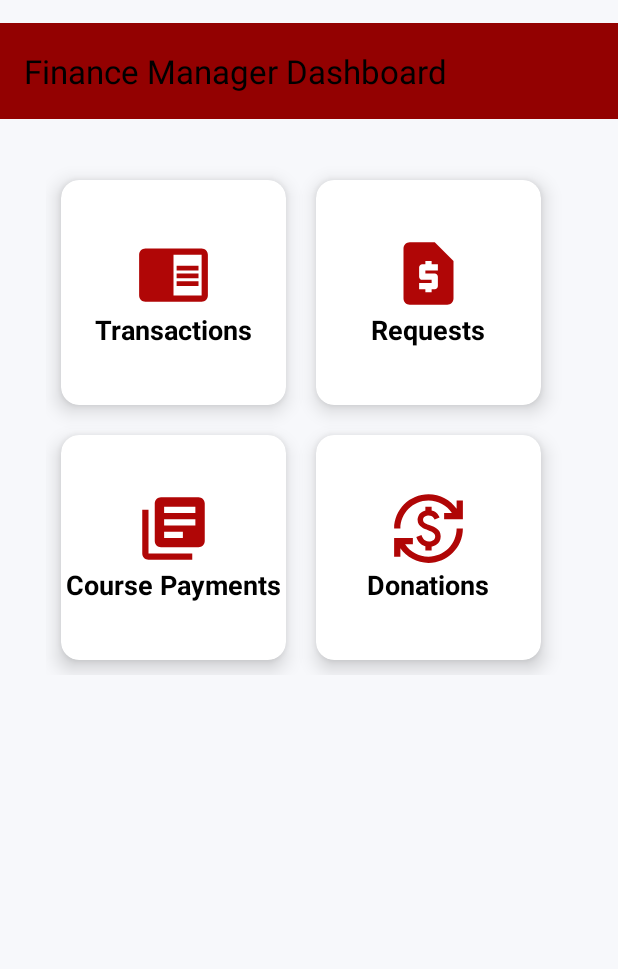
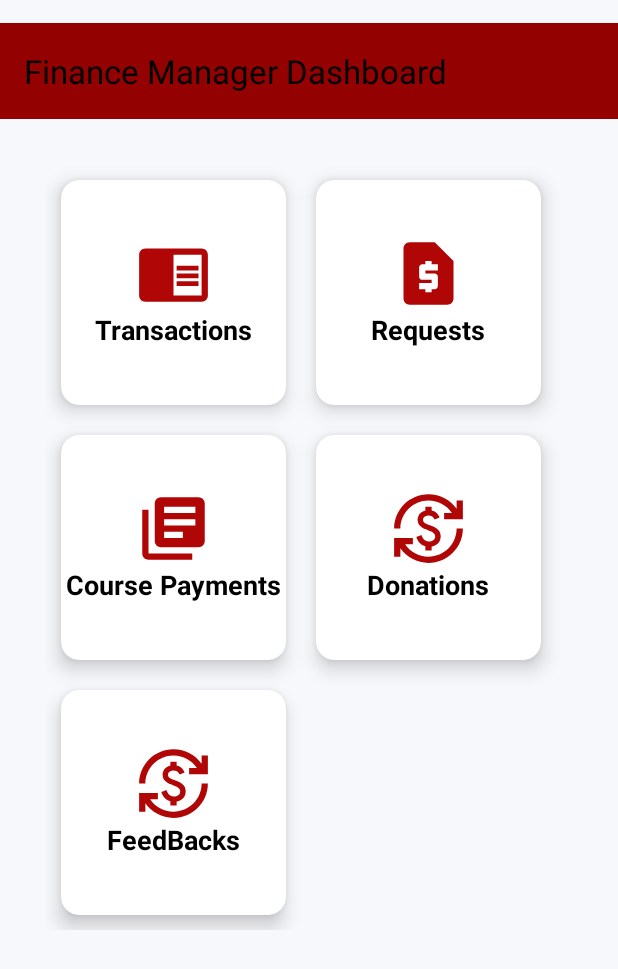
Before and after one commit to kiptoo-4141/KRCS-1, an Android app: the FinanceManager screen opened directly, with no data from a screen before it, on a phone screen of 412 x 824 dp. Shown: the top 969 px of the screen. Run offline under Robolectric (Android 15) with nearby library versions, the phone set to English and light mode, and no system bars; our stand-ins replace Firebase (no records; nobody signed in at launch, a user with empty details on screens opened directly).

Commit message:
commit-1

```diff
--- a/app/src/main/java/com/kenyaredcross/activity/FinanceManager.java
+++ b/app/src/main/java/com/kenyaredcross/activity/FinanceManager.java
@@ -23,7 +23,7 @@ public class FinanceManager extends AppCompatActivity implements NavigationView.
 
     private DrawerLayout drawerLayout;
     private NavigationView navigationView;
-    private CardView requests, reports, coursepayments;
+    private CardView requests, reports, coursepayments, feed_backs;
 
     @Override
     protected void onCreate(Bundle savedInstanceState) {
@@ -58,6 +58,15 @@ public class FinanceManager extends AppCompatActivity implements NavigationView.
             @Override
             public void onClick(View v) {
                 Intent intent = new Intent(FinanceManager.this, CoursePaymentsActivity.class);
+                startActivity(intent);
+            }
+        });
+
+        feed_backs = findViewById(R.id.FMFeedbacks);
+        feed_backs.setOnClickListener(new View.OnClickListener() {
+            @Override
+            public void onClick(View v) {
+                Intent intent = new Intent(FinanceManager.this, ViewFeedbacksActivity.class);
                 startActivity(intent);
             }
         });
--- a/app/src/main/res/layout/activity_finance_manager.xml
+++ b/app/src/main/res/layout/activity_finance_manager.xml
@@ -177,6 +177,36 @@
                         android:textStyle="bold" />
                 </LinearLayout>
             </androidx.cardview.widget.CardView>
+            <androidx.cardview.widget.CardView
+                android:id="@+id/FMFeedbacks"
+                android:backgroundTint="@color/white"
+                android:layout_width="150dp"
+                android:layout_height="150dp"
+                android:layout_margin="10dp"
+                android:background="@color/cardview_dark_background"
+                app:cardCornerRadius="12dp"
+                app:cardElevation="8dp">
+
+                <LinearLayout
+                    android:layout_width="match_parent"
+                    android:layout_height="match_parent"
+                    android:orientation="vertical"
+                    android:gravity="center">
+
+                    <ImageView
+                        android:layout_width="50dp"
+                        android:layout_height="50dp"
+                        android:src="@drawable/baseline_currency_exchange_24" />
+
+                    <TextView
+                        android:layout_width="wrap_content"
+                        android:layout_height="wrap_content"
+                        android:text="FeedBacks"
+                        android:textSize="18sp"
+                        android:textColor="@color/black"
+                        android:textStyle="bold" />
+                </LinearLayout>
+            </androidx.cardview.widget.CardView>
 
 
         </androidx.gridlayout.widget.GridLayout>
```
Also changed, not shown: app/src/main/java/com/kenyaredcross/activity/ViewFeedbacksActivity.java (+80 -9 lines), app/src/main/java/com/kenyaredcross/adapters/FeedbackAdapter.java (added, +61 -0 lines), app/src/main/java/com/kenyaredcross/domain_model/Feedback.java (added, +34 -0 lines), app/src/main/res/layout/activity_view_feedbacks.xml (+26 -0 lines), app/src/main/res/layout/item_feedback2.xml (added, +41 -0 lines).
